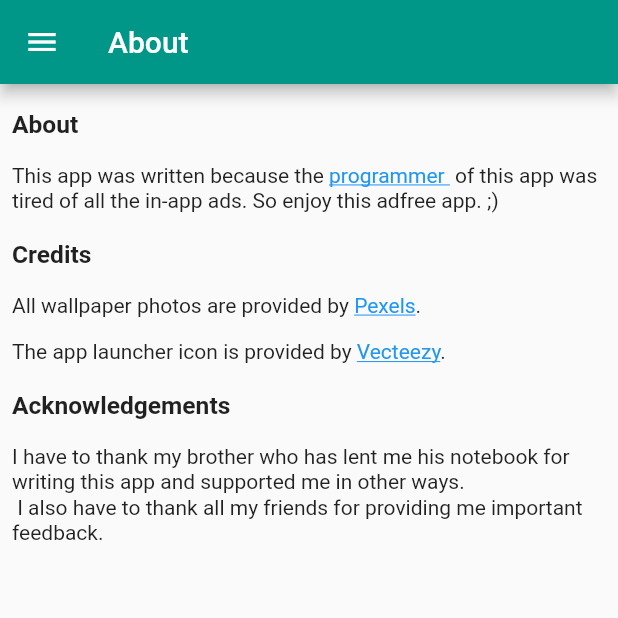
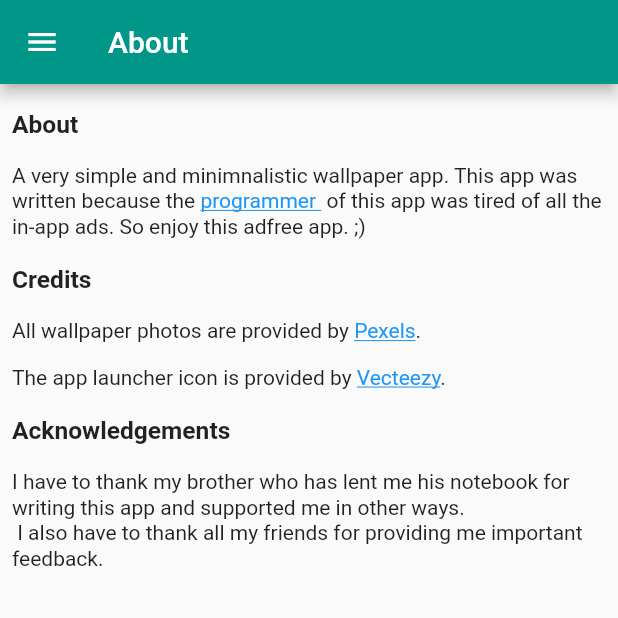
Before and after one commit to Namron-S/nature_wallpapers_remote, a Flutter app: the AboutPage screen opened by its route, on a phone screen of 412 x 824 dp, the top half of it. Run offline on Flutter 3.47's test engine with Material 2 defaults, Android fonts, the light colour scheme and no system bars; drawn by our look-alikes of flutter_html; our stand-ins replace cached_network_image, flutter_cache_manager; missing offline and left inert: flutter_device_type, wallpaper_manager.

```diff
--- a/lib/pages/pageAbout.dart
+++ b/lib/pages/pageAbout.dart
@@ -27,6 +27,7 @@ class AboutPage extends StatelessWidget {
 const htmlData = """
 <h3>About</h3>
 <p>
+A very simple and minimnalistic wallpaper app.
 This app was written because the <a href="mailto:N.Sutatyo@gmail.com">programmer
 </a> of this app
 was tired of all the in-app ads. So enjoy this adfree app. ;)
@@ -39,7 +40,7 @@ All wallpaper photos are provided by
 </p>
 <p>
 The app launcher icon is provided by
-<a href="https://de.vecteezy.com/gratis-vektor/tapete">Vecteezy</a>.
+<a href="https://de.vecteezy.com/">Vecteezy</a>.
 </p>
 
 <h3>Acknowledgements</h3>
```
Also changed, not shown: 5 other files.
